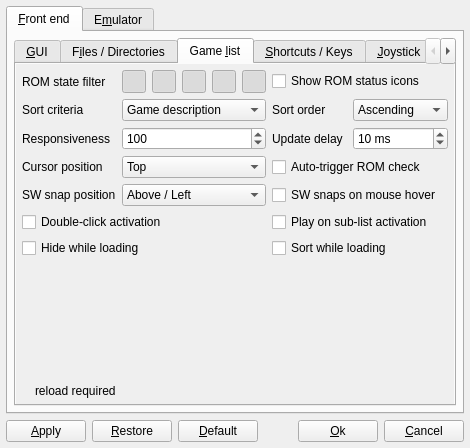
The window that options.ui (qmc2/qmc2-mame-fe) describes before a commit, drawn with Qt 5.
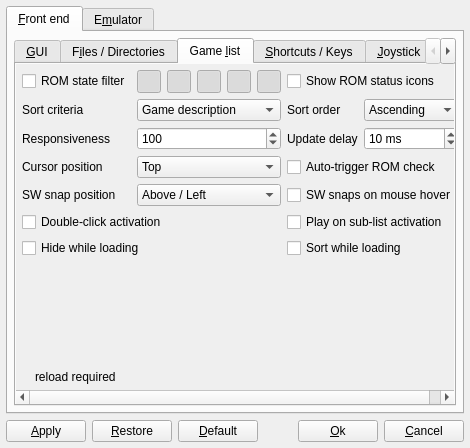
The same window after the commit. The open tabs and pages were chosen to show the change. Icons and pictures are not drawn.

Commit message: new: the ROM state filtering mechanism can now be enabled/disabled on-the-fly (the default is 'enabled', just as before)

What changed in the file:
```diff
--- a/options.ui
+++ b/options.ui
@@ -8,7 +8,7 @@
     <x>0</x>
     <y>0</y>
     <width>470</width>
-    <height>421</height>
+    <height>447</height>
    </rect>
   </property>
   <property name="windowTitle">
@@ -2171,20 +2171,13 @@
                <rect>
                 <x>0</x>
                 <y>0</y>
-                <width>438</width>
-                <height>318</height>
+                <width>493</width>
+                <height>325</height>
                </rect>
               </property>
               <layout class="QGridLayout" name="gridLayout_11">
                <item row="0" column="0">
                 <layout class="QGridLayout" name="gridLayout_1">
-                 <item row="0" column="0">
-                  <widget class="QLabel" name="labelROMStateFilter">
-                   <property name="text">
-                    <string>ROM state filter</string>
-                   </property>
-                  </widget>
-                 </item>
                  <item row="0" column="1">
                   <layout class="QHBoxLayout" name="horizontalLayout_7">
                    <item>
@@ -2731,6 +2724,20 @@
                    </property>
                   </widget>
                  </item>
+                 <item row="0" column="0">
+                  <widget class="QCheckBox" name="checkBoxRomStateFilter">
+                   <property name="toolTip">
+                    <string>Enable ROM state filtering?</string>
+                   </property>
+                   <property name="text">
+                    <string>ROM state filter</string>
+                   </property>
+                   <property name="icon">
+                    <iconset resource="qmc2.qrc">
+                     <normaloff>:/data/img/reload.png</normaloff>:/data/img/reload.png</iconset>
+                   </property>
+                  </widget>
+                 </item>
                 </layout>
                </item>
               </layout>
```
Left out of the diff: 23 changed lines with no effect on the pictures. The commit also changes 11 other files.
